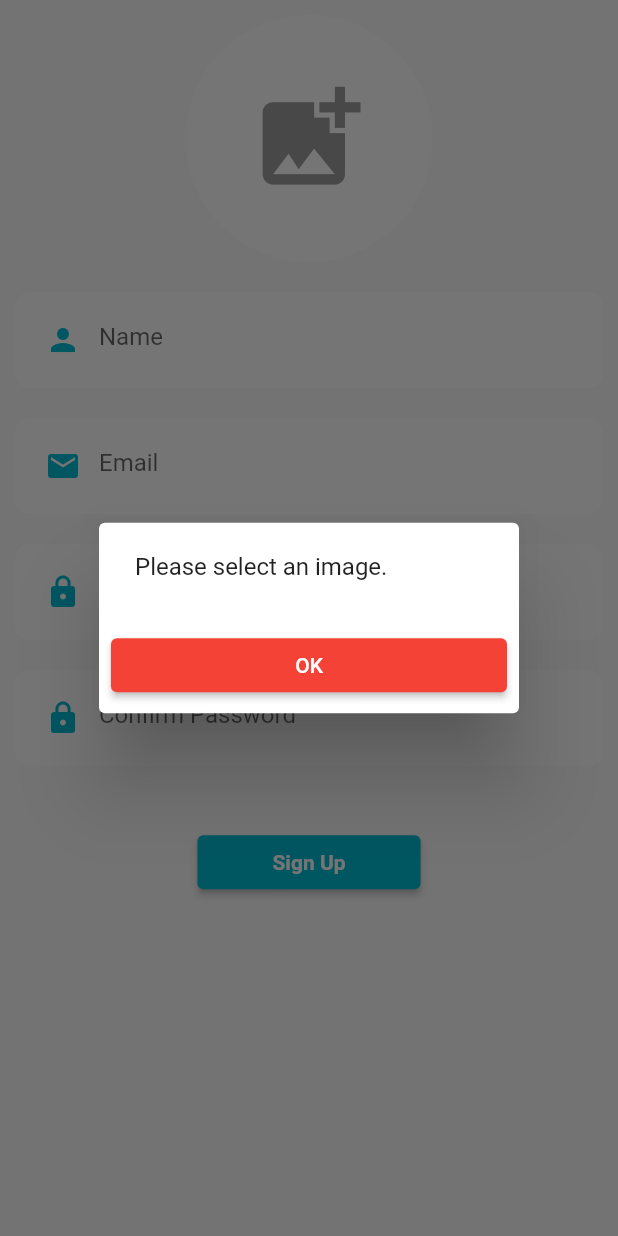
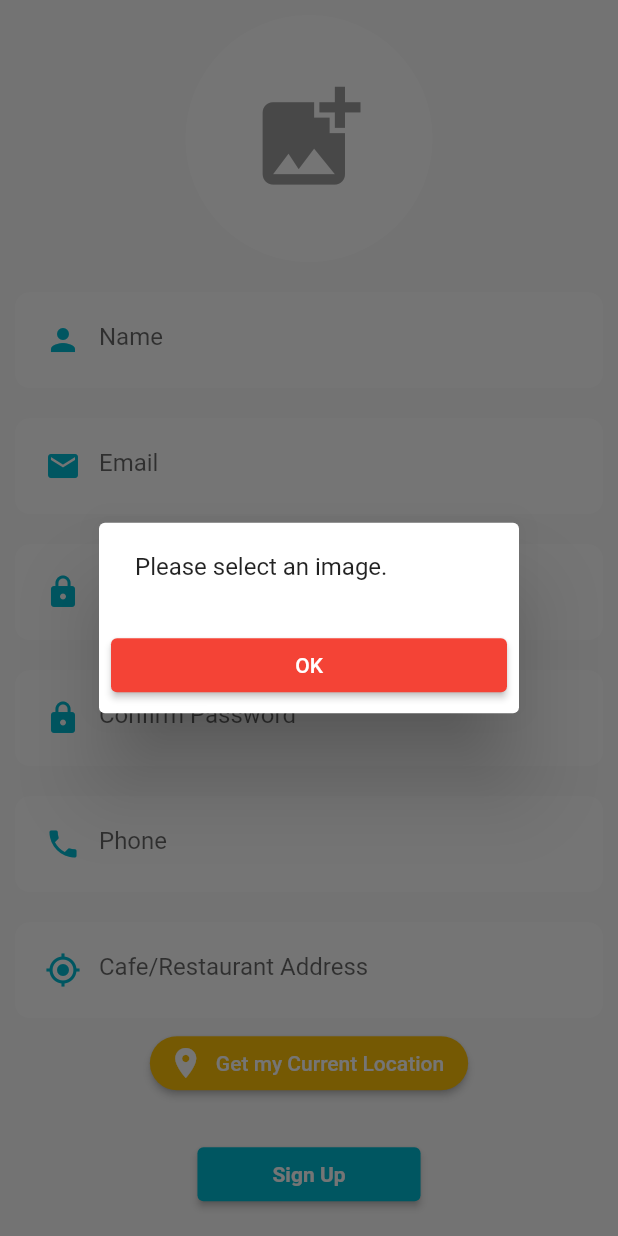
Before and after one commit to atplands/pgcrops_users_app, a Flutter app: the RegisterScreen widget shown alone on an empty page, opened directly, after a tap on "Sign Up", on a phone screen of 412 x 824 dp. Run offline on Flutter 3.47's test engine with Material 2 defaults, Android fonts, the phone set to English and light mode, and no system bars; our stand-ins replace carousel_slider, cloud_firestore, firebase_auth, firebase_core, firebase_storage, fluttertoast and 4 more; missing offline and left inert: number_inc_dec; accounts and stored records are empty.

```diff
--- a/lib/authentication/register.dart
+++ b/lib/authentication/register.dart
@@ -14,7 +14,6 @@ import 'package:image_picker/image_picker.dart';
 import 'package:firebase_storage/firebase_storage.dart' as fStorage;
 import 'package:shared_preferences/shared_preferences.dart';
 
-
 class RegisterScreen extends StatefulWidget {
   const RegisterScreen({Key? key}) : super(key: key);
 
@@ -22,60 +21,71 @@ class RegisterScreen extends StatefulWidget {
   _RegisterScreenState createState() => _RegisterScreenState();
 }
 
-class _RegisterScreenState extends State<RegisterScreen>
-{
+class _RegisterScreenState extends State<RegisterScreen> {
   final GlobalKey<FormState> _formKey = GlobalKey<FormState>();
   TextEditingController nameController = TextEditingController();
   TextEditingController emailController = TextEditingController();
   TextEditingController passwordController = TextEditingController();
   TextEditingController confirmPasswordController = TextEditingController();
+  TextEditingController phoneController = TextEditingController();
+  TextEditingController locationController = TextEditingController();
 
   XFile? imageXFile;
   final ImagePicker _picker = ImagePicker();
 
+  Position? position;
+  List<Placemark>? placeMarks;
+
   String sellerImageUrl = "";
+  String completeAddress = "";
 
-
-
-  Future<void> _getImage() async
-  {
+  Future<void> _getImage() async {
     imageXFile = await _picker.pickImage(source: ImageSource.gallery);
     setState(() {
       imageXFile;
     });
   }
 
+  getCurrentLocation() async {
+    LocationPermission permission;
+    permission = await Geolocator.requestPermission();
+    if (permission == LocationPermission.denied) {
+      permission = await Geolocator.requestPermission();
+    }
 
-  Future<void> formValidation() async
-  {
-    if(imageXFile == null)
-    {
+    Position newPosition = await Geolocator.getCurrentPosition(
+      desiredAccuracy: LocationAccuracy.high,
+    );
+    position = newPosition;
+    placeMarks = await placemarkFromCoordinates(position!.latitude, position!.longitude);
+
+    Placemark pMark = placeMarks![0];
+
+    String completeAddress = '${pMark.subThoroughfare} ${pMark.thoroughfare} , ${pMark.subLocality}  ${pMark.locality} , ${pMark.subAdministrativeArea} , ${pMark.administrativeArea}  ${pMark.postalCode} , ${pMark.country}';
+
+    locationController.text = completeAddress;
+  }
+
+  Future<void> formValidation() async {
+    if (imageXFile == null) {
       showDialog(
           context: context,
-        builder: (c)
-        {
+          builder: (c) {
             return ErrorDialog(
               message: "Please select an image.",
             );
-        }
-      );
-    }
-    else
-    {
-      if(passwordController.text == confirmPasswordController.text)
-      {
-        if(confirmPasswordController.text.isNotEmpty && emailController.text.isNotEmpty && nameController.text.isNotEmpty)
-        {
+          });
+    } else {
+      if (passwordController.text == confirmPasswordController.text) {
+        if (confirmPasswordController.text.isNotEmpty && emailController.text.isNotEmpty && nameController.text.isNotEmpty && phoneController.text.isNotEmpty && locationController.text.isNotEmpty) {
           //start uploading image
           showDialog(
               context: context,
-            builder: (c)
-            {
+              builder: (c) {
                 return LoadingDialog(
                   message: "Registering Account",
                 );
-            }
-          );
+              });
 
           String fileName = DateTime.now().millisecondsSinceEpoch.toString();
           fStorage.Reference reference = fStorage.FirebaseStorage.instance.ref().child("users").child(fileName);
@@ -85,61 +95,51 @@ class _RegisterScreenState extends State<RegisterScreen>
             sellerImageUrl = url;
 
             //save info to firestore
-            authenticateSellerAndSignUp();
+            authenticateUserAndSignUp();
           });
-        }
-        else
-        {
+        } else {
           showDialog(
               context: context,
-              builder: (c)
-              {
+              builder: (c) {
                 return ErrorDialog(
                   message: "Please write the complete required info for Registration.",
                 );
+              });
         }
-          );
-        }
-      }
-      else
-      {
+      } else {
         showDialog(
             context: context,
-            builder: (c)
-            {
+            builder: (c) {
               return ErrorDialog(
                 message: "Password do not match.",
               );
-            }
-        );
+            });
       }
     }
   }
 
-  void authenticateSellerAndSignUp() async
-  {
+  void authenticateUserAndSignUp() async {
     User? currentUser;
 
-    await firebaseAuth.createUserWithEmailAndPassword(
+    await firebaseAuth
+        .createUserWithEmailAndPassword(
       email: emailController.text.trim(),
       password: passwordController.text.trim(),
-    ).then((auth) {
+    )
+        .then((auth) {
       currentUser = auth.user;
-    }).catchError((error){
+    }).catchError((error) {
       Navigator.pop(context);
       showDialog(
           context: context,
-          builder: (c)
-          {
+          builder: (c) {
             return ErrorDialog(
               message: error.message.toString(),
             );
-          }
-      );
+          });
     });
 
-    if(currentUser != null)
-    {
+    if (currentUser != null) {
       saveDataToFirestore(currentUser!).then((value) {
         Navigator.pop(context);
         //send user to homePage
@@ -149,15 +149,18 @@ class _RegisterScreenState extends State<RegisterScreen>
     }
   }
 
-  Future saveDataToFirestore(User currentUser) async
-  {
+  Future saveDataToFirestore(User currentUser) async {
     FirebaseFirestore.instance.collection("users").doc(currentUser.uid).set({
-      "uid": currentUser.uid,
-      "email": currentUser.email,
-      "name": nameController.text.trim(),
-      "photoUrl": sellerImageUrl,
+      "userUID": currentUser.uid,
+      "userEmail": currentUser.email,
+      "userName": nameController.text.trim(),
+      "userAvatarUrl": sellerImageUrl,
+      "phone": phoneController.text.trim(),
+      "address": completeAddress,
       "status": "approved",
-      "userCart": ['garbageValue'],
+      "earnings": 0.0,
+      "lat": position!.latitude,
+      "lng": position!.longitude,
     });
 
     //save data locally
@@ -166,7 +169,6 @@ class _RegisterScreenState extends State<RegisterScreen>
     await sharedPreferences!.setString("email", currentUser.email.toString());
     await sharedPreferences!.setString("name", nameController.text.trim());
     await sharedPreferences!.setString("photoUrl", sellerImageUrl);
-    await sharedPreferences!.setStringList("userCart", ['garbageValue']);
   }
 
   @override
@@ -176,26 +178,29 @@ class _RegisterScreenState extends State<RegisterScreen>
         child: Column(
           mainAxisSize: MainAxisSize.max,
           children: [
-            const SizedBox(height: 10,),
+            const SizedBox(
+              height: 10,
+            ),
             InkWell(
-              onTap: ()
-              {
+              onTap: () {
                 _getImage();
               },
               child: CircleAvatar(
                 radius: MediaQuery.of(context).size.width * 0.20,
                 backgroundColor: Colors.white,
-                backgroundImage: imageXFile==null ? null : FileImage(File(imageXFile!.path)),
+                backgroundImage: imageXFile == null ? null : FileImage(File(imageXFile!.path)),
                 child: imageXFile == null
-                    ?
-                Icon(
+                    ? Icon(
                         Icons.add_photo_alternate,
                         size: MediaQuery.of(context).size.width * 0.20,
                         color: Colors.grey,
-                ) : null,
+                      )
+                    : null,
               ),
             ),
-            const SizedBox(height: 10,),
+            const SizedBox(
+              height: 10,
+            ),
             Form(
               key: _formKey,
               child: Column(
@@ -224,25 +229,68 @@ class _RegisterScreenState extends State<RegisterScreen>
                     hintText: "Confirm Password",
                     isObsecre: true,
                   ),
+                  CustomTextField(
+                    data: Icons.phone,
+                    controller: phoneController,
+                    hintText: "Phone",
+                    isObsecre: false,
+                  ),
+                  CustomTextField(
+                    data: Icons.my_location,
+                    controller: locationController,
+                    hintText: "Cafe/Restaurant Address",
+                    isObsecre: false,
+                    enabled: true,
+                  ),
+                  Container(
+                    width: 400,
+                    height: 40,
+                    alignment: Alignment.center,
+                    child: ElevatedButton.icon(
+                      label: const Text(
+                        "Get my Current Location",
+                        style: TextStyle(color: Colors.white),
+                      ),
+                      icon: const Icon(
+                        Icons.location_on,
+                        color: Colors.white,
+                      ),
+                      onPressed: () {
+                        getCurrentLocation();
+                      },
+                      style: ElevatedButton.styleFrom(
+                        primary: Colors.amber,
+                        shape: RoundedRectangleBorder(
+                          borderRadius: BorderRadius.circular(30),
+                        ),
+                      ),
+                    ),
+                  ),
                 ],
               ),
             ),
-            const SizedBox(height: 30,),
+            const SizedBox(
+              height: 30,
+            ),
             ElevatedButton(
               child: const Text(
                 "Sign Up",
-                style: TextStyle(color: Colors.white, fontWeight: FontWeight.bold,),
+                style: TextStyle(
+                  color: Colors.white,
+                  fontWeight: FontWeight.bold,
+                ),
               ),
               style: ElevatedButton.styleFrom(
                 primary: Colors.cyan,
                 padding: EdgeInsets.symmetric(horizontal: 50, vertical: 10),
               ),
-              onPressed: ()
-              {
+              onPressed: () {
                 formValidation();
               },
             ),
-            const SizedBox(height: 30,),
+            const SizedBox(
+              height: 30,
+            ),
           ],
         ),
       ),
```
Also changed, not shown: 1 other file. Lines whose indentation alone changed are shown as unchanged.
